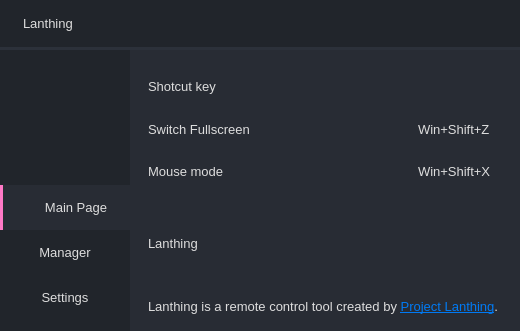
Qt form app/src/views/mainwindow/mainwindow.ui (pjlt/lanthing-pc) before a commit; both pictures show x 0 to 520 and y 0 to 331 of the 700 by 500 pixel window.
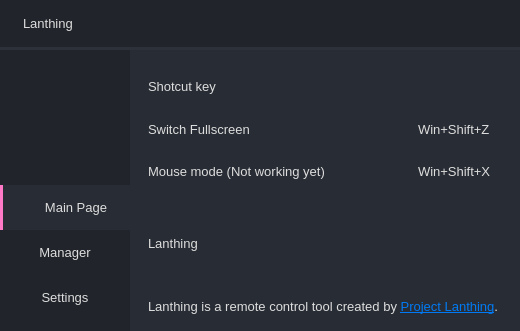
The same form after that commit. The open tabs and pages were chosen to show the change. Icons and pictures are not drawn.

Commit message:
Mouse mode(Not finished yet) (#77)
* Mouse mode 1

* Mouse mode 2

* Mouse mode 3

* Mouse mode 4

* Mouse mode 5

* Mouse mode 6

* Mouse mode 7

* Mouse mode 8

* Mouse mode 9

* Remove debug log

What changed in the file:
```diff
--- a/app/src/views/mainwindow/mainwindow.ui
+++ b/app/src/views/mainwindow/mainwindow.ui
@@ -1698,7 +1698,7 @@
                       <item>
                        <widget class="QLabel" name="labelShotcutMouseModeName">
                         <property name="text">
-                         <string>Mouse mode</string>
+                         <string>Mouse mode (Not working yet)</string>
                         </property>
                        </widget>
                       </item>
```
The commit also changes 26 other files.
